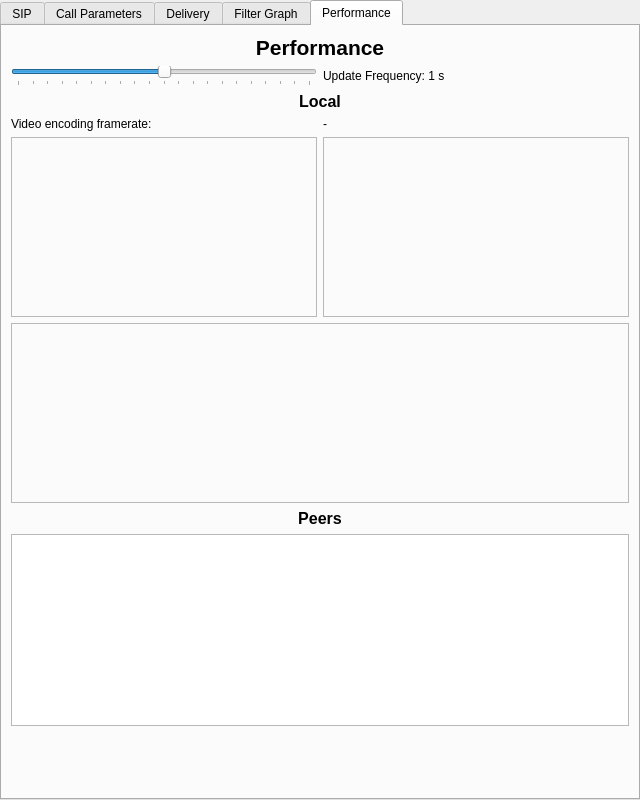
ultravideo/uvgComm, file ui/statisticswindow.ui: the form before one commit.
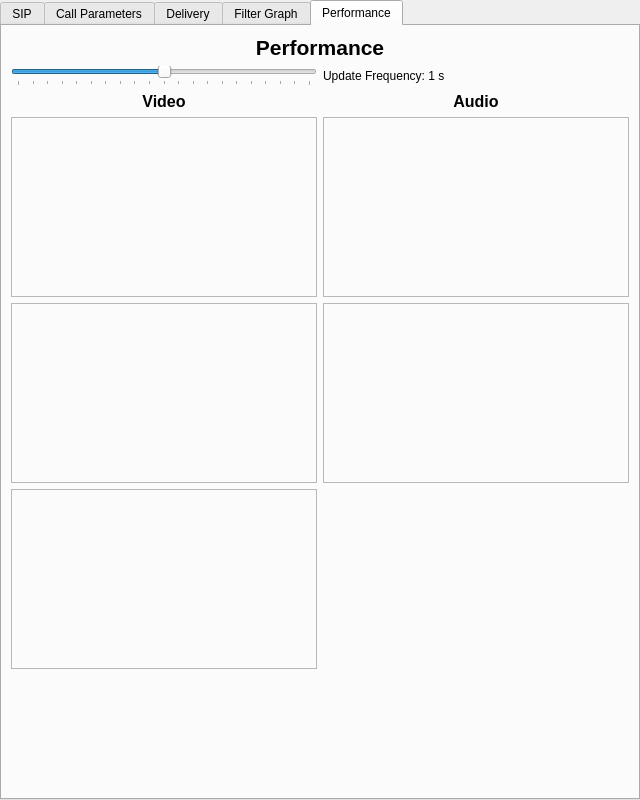
The form after the commit. The open tabs and pages were chosen to show the change. Custom widgets are drawn as their Qt base class.

Commit message:
feature(GUI): Added peers to graphs by modifying Performance-tab of stats.
Moved bandwidth graph to delivery-tab. Bitrate does not yet work for peers.
Separated audio and video to their own graphs to limit number of lines.

The edit to the form file:
```diff
--- a/ui/statisticswindow.ui
+++ b/ui/statisticswindow.ui
@@ -357,6 +357,36 @@
          </property>
         </widget>
        </item>
+       <item row="4" column="1">
+        <widget class="QLabel" name="data_sent_value">
+         <property name="text">
+          <string>0</string>
+         </property>
+        </widget>
+       </item>
+       <item row="2" column="1">
+        <widget class="QLabel" name="packets_received_value">
+         <property name="text">
+          <string>0</string>
+         </property>
+        </widget>
+       </item>
+       <item row="6" column="0" colspan="2">
+        <widget class="ChartPainter" name="bandwidth_chart">
+         <property name="minimumSize">
+          <size>
+           <width>300</width>
+           <height>180</height>
+          </size>
+         </property>
+         <property name="frameShape">
+          <enum>QFrame::StyledPanel</enum>
+         </property>
+         <property name="frameShadow">
+          <enum>QFrame::Raised</enum>
+         </property>
+        </widget>
+       </item>
       </layout>
      </widget>
      <widget class="QWidget" name="Filters">
@@ -453,69 +483,7 @@
        <string>Performance</string>
       </attribute>
       <layout class="QGridLayout" name="gridLayout_3">
-       <item row="12" column="0">
-        <spacer name="verticalSpacer">
-         <property name="orientation">
-          <enum>Qt::Vertical</enum>
-         </property>
-         <property name="sizeType">
-          <enum>QSizePolicy::Expanding</enum>
-         </property>
-         <property name="sizeHint" stdset="0">
-          <size>
-           <width>20</width>
-           <height>40</height>
-          </size>
-         </property>
-        </spacer>
-       </item>
-       <item row="4" column="1">
-        <widget class="QLabel" name="update_frequency_label">
-         <property name="sizePolicy">
-          <sizepolicy hsizetype="Expanding" vsizetype="Preferred">
-           <horstretch>0</horstretch>
-           <verstretch>0</verstretch>
-          </sizepolicy>
-         </property>
-         <property name="text">
-          <string>Update Frequency: 1 s</string>
-         </property>
-        </widget>
-       </item>
-       <item row="6" column="1">
-        <widget class="QLabel" name="encoded_framerate_value">
-         <property name="text">
-          <string>-</string>
-         </property>
-        </widget>
-       </item>
-       <item row="12" column="1">
-        <spacer name="verticalSpacer_2">
-         <property name="orientation">
-          <enum>Qt::Vertical</enum>
-         </property>
-         <property name="sizeType">
-          <enum>QSizePolicy::Expanding</enum>
-         </property>
-         <property name="sizeHint" stdset="0">
-          <size>
-           <width>20</width>
-           <height>40</height>
-          </size>
-         </property>
-        </spacer>
-       </item>
-       <item row="10" column="0" colspan="2">
-        <widget class="QTableWidget" name="performance_table">
-         <property name="sizePolicy">
-          <sizepolicy hsizetype="Expanding" vsizetype="Preferred">
-           <horstretch>0</horstretch>
-           <verstretch>0</verstretch>
-          </sizepolicy>
-         </property>
-        </widget>
-       </item>
-       <item row="9" column="0" colspan="2">
+       <item row="5" column="1">
         <widget class="QLabel" name="label_6">
          <property name="font">
           <font>
@@ -525,20 +493,13 @@
           </font>
          </property>
          <property name="text">
-          <string>Peers</string>
+          <string>Audio</string>
          </property>
          <property name="alignment">
           <set>Qt::AlignCenter</set>
          </property>
         </widget>
        </item>
-       <item row="6" column="0">
-        <widget class="QLabel" name="encoded_framerate">
-         <property name="text">
-          <string>Video encoding framerate:</string>
-         </property>
-        </widget>
-       </item>
        <item row="7" column="0">
         <widget class="ChartPainter" name="bitrate_chart">
          <property name="minimumSize">
@@ -555,23 +516,39 @@
          </property>
         </widget>
        </item>
-       <item row="5" column="0" colspan="2">
-        <widget class="QLabel" name="label_7">
+       <item row="2" column="0" colspan="2">
+        <widget class="QLabel" name="label_3">
          <property name="font">
           <font>
-           <pointsize>12</pointsize>
+           <pointsize>16</pointsize>
            <weight>75</weight>
            <bold>true</bold>
           </font>
          </property>
          <property name="text">
-          <string>Local</string>
+          <string>Performance</string>
          </property>
          <property name="alignment">
           <set>Qt::AlignCenter</set>
          </property>
         </widget>
        </item>
+       <item row="9" column="0">
+        <spacer name="verticalSpacer">
+         <property name="orientation">
+          <enum>Qt::Vertical</enum>
+         </property>
+         <property name="sizeType">
+          <enum>QSizePolicy::Expanding</enum>
+         </property>
+         <property name="sizeHint" stdset="0">
+          <size>
+           <width>20</width>
+           <height>40</height>
+          </size>
+         </property>
+        </spacer>
+       </item>
        <item row="4" column="0">
         <widget class="QSlider" name="update_frequency">
          <property name="minimum">
@@ -609,41 +586,102 @@
          </property>
         </widget>
        </item>
-       <item row="2" column="0" colspan="2">
-        <widget class="QLabel" name="label_3">
+       <item row="5" column="0">
+        <widget class="QLabel" name="label_7">
          <property name="font">
           <font>
-           <pointsize>16</pointsize>
+           <pointsize>12</pointsize>
            <weight>75</weight>
            <bold>true</bold>
           </font>
          </property>
          <property name="text">
-          <string>Performance</string>
+          <string>Video</string>
          </property>
          <property name="alignment">
           <set>Qt::AlignCenter</set>
          </property>
         </widget>
        </item>
+       <item row="4" column="1">
+        <widget class="QLabel" name="update_frequency_label">
+         <property name="sizePolicy">
+          <sizepolicy hsizetype="Expanding" vsizetype="Preferred">
+           <horstretch>0</horstretch>
+           <verstretch>0</verstretch>
+          </sizepolicy>
+         </property>
+         <property name="text">
+          <string>Update Frequency: 1 s</string>
+         </property>
+        </widget>
+       </item>
+       <item row="6" column="0">
+        <widget class="ChartPainter" name="v_bitrate_chart">
+         <property name="minimumSize">
+          <size>
+           <width>300</width>
+           <height>180</height>
+          </size>
+         </property>
+         <property name="frameShape">
+          <enum>QFrame::StyledPanel</enum>
+         </property>
+         <property name="frameShadow">
+          <enum>QFrame::Raised</enum>
+         </property>
+        </widget>
+       </item>
+       <item row="9" column="1">
+        <spacer name="verticalSpacer_2">
+         <property name="orientation">
+          <enum>Qt::Vertical</enum>
+         </property>
+         <property name="sizeType">
+          <enum>QSizePolicy::Expanding</enum>
+         </property>
+         <property name="sizeHint" stdset="0">
+          <size>
+           <width>20</width>
+           <height>40</height>
+          </size>
+         </property>
+        </spacer>
+       </item>
+       <item row="8" column="0">
+        <widget class="ChartPainter" name="v_framerate_chart">
+         <property name="minimumSize">
+          <size>
+           <width>300</width>
+           <height>180</height>
+          </size>
+         </property>
+         <property name="frameShape">
+          <enum>QFrame::StyledPanel</enum>
+         </property>
+         <property name="frameShadow">
+          <enum>QFrame::Raised</enum>
+         </property>
+        </widget>
+       </item>
+       <item row="6" column="1">
+        <widget class="ChartPainter" name="a_bitrate_chart">
+         <property name="minimumSize">
+          <size>
+           <width>300</width>
+           <height>180</height>
+          </size>
+         </property>
+         <property name="frameShape">
+          <enum>QFrame::StyledPanel</enum>
+         </property>
+         <property name="frameShadow">
+          <enum>QFrame::Raised</enum>
+         </property>
+        </widget>
+       </item>
        <item row="7" column="1">
-        <widget class="ChartPainter" name="enc_delay_chart">
-         <property name="minimumSize">
-          <size>
-           <width>300</width>
-           <height>180</height>
-          </size>
-         </property>
-         <property name="frameShape">
-          <enum>QFrame::StyledPanel</enum>
-         </property>
-         <property name="frameShadow">
-          <enum>QFrame::Raised</enum>
-         </property>
-        </widget>
-       </item>
-       <item row="8" column="0" colspan="2">
-        <widget class="ChartPainter" name="bandwidth_chart">
+        <widget class="ChartPainter" name="a_delay_chart">
          <property name="minimumSize">
           <size>
            <width>300</width>
```
Left out of the diff: 50 changed lines with no effect on the pictures. The commit also changes 4 other files.
